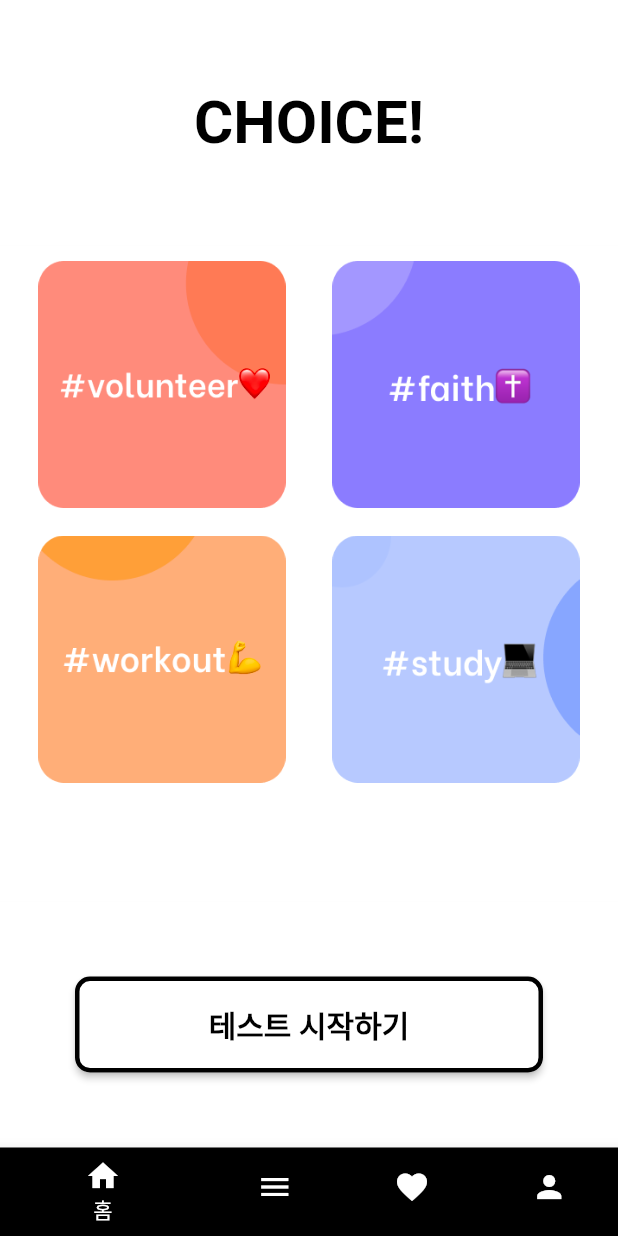
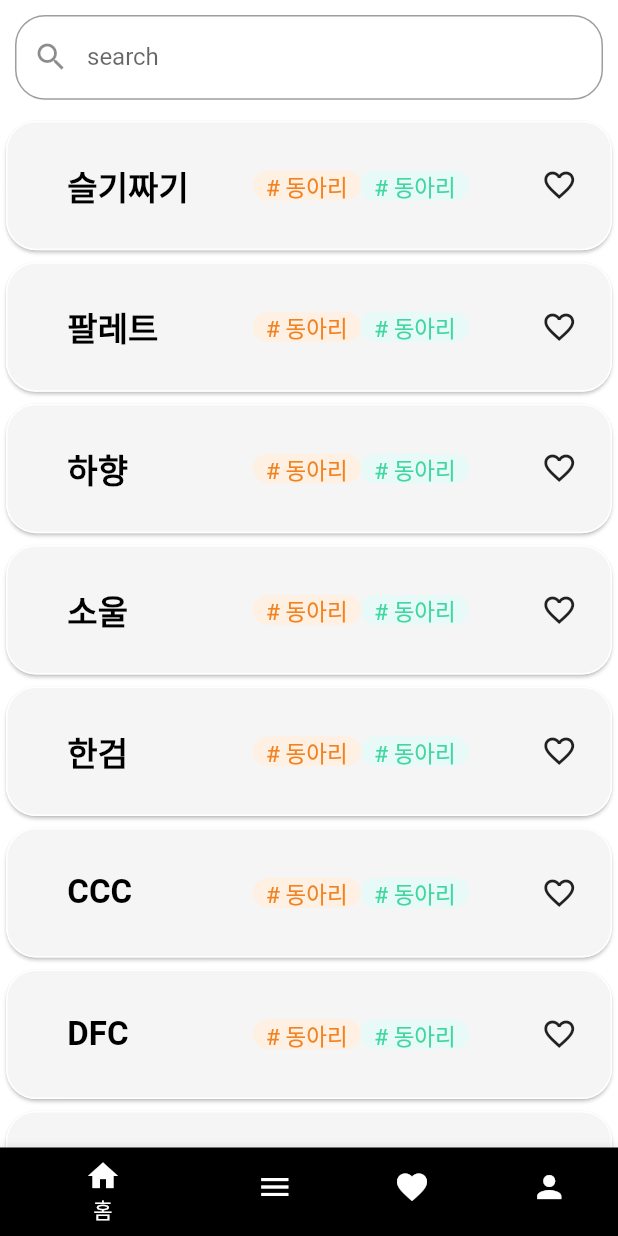
Before and after one commit to 2023CHOICE/2023choice, a Flutter app: the screen it shows after launch, on a phone screen of 412 x 824 dp. Run offline on Flutter 3.47's test engine with Material 2 defaults, Android fonts, the phone set to English and light mode, and no system bars.

Commit message:
add list.dart

```diff
--- /dev/null
+++ b/choice/lib/func/list.dart
@@ -0,0 +1,370 @@
+import 'package:flutter/material.dart';
+
+class Listview extends StatelessWidget {
+  const Listview({Key? key}) : super(key: key);
+
+  @override
+  Widget build(BuildContext context) {
+    return const MaterialApp(
+      home: ListViewPage(),
+    );
+  }
+}
+
+class ListViewPage extends StatefulWidget {
+  const ListViewPage({Key? key}) : super(key: key);
+
+  @override
+  State<ListViewPage> createState() => _ListViewPageState();
+}
+
+class _ListViewPageState extends State<ListViewPage> {
+  int _selectedIndex = 0;
+  static const TextStyle optionStyle =
+  TextStyle(fontSize: 30, fontWeight: FontWeight.bold);
+
+  void _onItemTapped(int index) {
+    setState(() {
+      _selectedIndex = index;
+    });
+  }
+
+  var titleList = [
+    '슬기짜기',
+    '팔레트',
+    '하향',
+    '소울',
+    '한검',
+    'CCC',
+    'DFC',
+    'H-Millan',
+    '오케스트라'
+  ];
+
+  var description = [
+    '# 동아리',
+    '# 동아리',
+    '# 동아리',
+    '# 동아리',
+    '# 동아리',
+    '# 동아리',
+    '# 동아리',
+    '# 동아리',
+    '# 동아리'
+  ];
+
+  var imageList = ['assets/images/1.png'];
+
+  var likeList = [];
+
+  get trailing => null;
+
+
+  void showPopup(context, title, image, description) {
+    showDialog(
+      context: context,
+      builder: (context) {
+        return Dialog(
+          child: Container(
+            width: MediaQuery
+                .of(context)
+                .size
+                .width * 0.7,
+            height: 200,
+            decoration: BoxDecoration(
+                borderRadius: BorderRadius.circular(30), color: Colors.white),
+            child: Column(
+              children: [
+                const SizedBox(
+                    height: 30
+                ),
+                Text(
+                  title,
+                  style: const TextStyle(
+                      fontSize: 25,
+                      fontWeight: FontWeight.bold,
+                      color: Colors.black),
+                ),
+                Padding(
+                  padding: const EdgeInsets.all(8),
+                  child: Text(
+                    description,
+                    maxLines: 3,
+                    style: TextStyle(fontSize: 15, color: Colors.grey[500]),
+                    textAlign: TextAlign.center,
+                  ),
+                ),
+                IconButton(
+                    color: Colors.black,
+                    icon: const Icon(Icons.close),
+                    onPressed: () {
+                      Navigator.pop(context);
+                    }
+                ),
+              ],
+            ),
+          ),
+        );
+      },
+    );
+  }
+
+  @override
+  Widget build(BuildContext context) {
+    bool selected = true;
+    Icon first_icon = Icon(Icons.favorite_border);
+    Icon second_icon = Icon(Icons.favorite);
+    final deviceHeight = MediaQuery.of(context).size.height;
+    final standardDeviceHeight = 900;
+    final deviceWidth = MediaQuery.of(context).size.width;
+    final standardDeviceWidth = 400;
+    double width = MediaQuery.of(context).size.width * 0.6;
+    return Scaffold(
+      body: SafeArea(
+        child: Column(
+          crossAxisAlignment: CrossAxisAlignment.stretch,
+          children: <Widget>[
+            Expanded(
+              flex: 1,
+              child: Container(
+                padding: EdgeInsets.all(10),
+                color: Colors.white,
+                child: TextField(
+                  onChanged: (value) {},
+                  decoration: new InputDecoration(
+                    prefixIcon: Icon(Icons.search),
+                    labelText: 'search',
+                    enabledBorder: OutlineInputBorder(
+                      borderRadius: BorderRadius.all(Radius.circular(20)),
+                      borderSide: BorderSide(
+                        color: Colors.grey,
+                      ),
+                    ),
+                  ),
+                ),
+              ),
+            ),
+            Expanded(
+              flex: 9,
+              child: Container(
+                color: Colors.white,
+                child: ListView.builder(
+                  itemCount: titleList.length,
+                  itemBuilder: (context, index) {
+                    return InkWell(
+                      onTap: () {
+                        debugPrint(titleList[index]);
+                        showPopup(context, titleList[index], imageList[index],
+                            description[index]);
+                      },
+                      child: Card(
+                        color: Color(0xffF5F5F5),
+                        shape: RoundedRectangleBorder(
+                          side: BorderSide(
+                            color: Theme.of(context).colorScheme.outline,
+                          ),
+                          borderRadius:
+                              const BorderRadius.all(Radius.circular(20)),
+                        ),
+                        child: Row(
+                          children: [
+                            SizedBox(
+                                height:
+                                    50 * (deviceHeight / standardDeviceHeight),
+                                width:
+                                    30 * (deviceWidth / standardDeviceWidth)),
+                            Padding(
+                              padding: const EdgeInsets.all(10),
+                              child: Column(
+                                children: [
+                                  SizedBox(
+                                      height: 10 *
+                                          (deviceHeight /
+                                              standardDeviceHeight)),
+                                  Row(
+                                    children: [
+                                      SizedBox(
+                                        width: 120 *
+                                            (deviceWidth / standardDeviceWidth),
+                                        child: Text(
+                                          titleList[index],
+                                          style: const TextStyle(
+                                              fontSize: 22,
+                                              fontWeight: FontWeight.bold,
+                                              color: Colors.black),
+                                        ),
+                                      ),
+
+                                      SizedBox(
+                                        width: 70 *
+                                            (deviceWidth / standardDeviceWidth),
+                                        child: Container(
+                                          child: Text(
+                                            description[index],
+                                            textAlign: TextAlign.center,
+                                            style: TextStyle(
+                                                fontSize: 15,
+                                                color: Color(0xffF28220)),
+                                          ),
+                                          //margin: const EdgeInsets.all(10.0),
+                                          width: 100.0,
+                                          height: 20.0,
+                                          decoration: BoxDecoration(
+                                            color: Color(0xffFEF0E3),
+                                            borderRadius:
+                                                BorderRadius.circular(20),
+                                          ),
+                                        ),
+                                      ),
+                                      SizedBox(
+                                        width: 70 *
+                                            (deviceWidth / standardDeviceWidth),
+                                        child: Container(
+                                          child: Text(
+                                            description[index],
+                                            textAlign: TextAlign.center,
+                                            style: TextStyle(
+                                                fontSize: 15,
+                                                color: Color(0xff3FD69F)),
+                                          ),
+                                          //margin: const EdgeInsets.all(10.0),
+                                          width: 100.0,
+                                          height: 20.0,
+                                          decoration: BoxDecoration(
+                                            color: Color(0xffE7FAF7),
+                                            borderRadius:
+                                                BorderRadius.circular(20),
+                                          ),
+                                        ),
+                                      ),
+
+                                      // color: Color(0xffFEF0E3) //주황 배경
+                                      // color: Color(0xffE7FAF7) //초록 배경
+                                      SizedBox(
+                                        width: 35 *
+                                            (deviceWidth / standardDeviceWidth),
+                                      ),
+                                      IconButton(
+                                          icon: selected
+                                              ? first_icon
+                                              : second_icon,
+                                          onPressed: () {
+                                            try {
+                                              // your code that you want this IconButton do
+                                              setState(() {
+                                                selected  = !selected;
+                                              });
+                                            } catch(e) {
+                                              print(e);
+                                            }
+                                          }),
+                                    ],
+                                  ),
+                                  SizedBox(
+                                      height: 10 *
+                                          (deviceHeight /
+                                              standardDeviceHeight)),
+                                ], //children
+                              ),
+                            ),
+                          ],
+                        ),
+                      ),
+                    );
+                  },
+                ),
+              ),
+            ),
+          ],
+        ),
+      ),
+      bottomNavigationBar: BottomNavigationBar(
+        items: const <BottomNavigationBarItem>[
+          BottomNavigationBarItem(
+            icon: Icon(Icons.home),
+            label: '홈',
+            backgroundColor: Colors.black,
+          ),
+          BottomNavigationBarItem(
+            icon: Icon(Icons.menu),
+            label: '리스트',
+            backgroundColor: Colors.black,
+          ),
+          BottomNavigationBarItem(
+            icon: Icon(Icons.favorite),
+            label: '찜',
+            backgroundColor: Colors.black,
+          ),
+          BottomNavigationBarItem(
+            icon: Icon(Icons.person),
+            label: '프로필',
+            backgroundColor: Colors.black,
+          ),
+        ],
+        currentIndex: _selectedIndex,
+        selectedItemColor: Colors.white,
+        onTap: _onItemTapped,
+      ),
+    );
+  }
+}
+
+class Search extends SearchDelegate {
+  @override
+  List<Widget> buildActions(BuildContext context) {
+    return <Widget>[
+      IconButton(
+        icon: Icon(Icons.close),
+        onPressed: () {
+          query = "";
+        },
+      ),
+    ];
+  }
+
+  @override
+  Widget buildLeading(BuildContext context) {
+    return IconButton(
+      icon: Icon(Icons.arrow_back),
+      onPressed: () {
+        Navigator.pop(context);
+      },
+    );
+  }
+
+  String selectedResult = "";
+
+  @override
+  Widget buildResults(BuildContext context) {
+    return Container(
+      child: Center(
+        child: Text(selectedResult),
+      ),
+    );
+  }
+
+  final List<String> listExample;
+
+  Search(this.listExample);
+
+  @override
+  Widget buildSuggestions(BuildContext context) {
+    List<String> suggestionList = [];
+
+    return ListView.builder(
+      itemCount: suggestionList.length,
+      itemBuilder: (context, index) {
+        return ListTile(
+          title: Text(
+            suggestionList[index],
+          ),
+          leading: query.isEmpty ? Icon(Icons.access_time) : SizedBox(),
+          onTap: () {
+            selectedResult = suggestionList[index];
+            showResults(context);
+          },
+        );
+      },
+    );
+  }
+}
--- a/choice/lib/main.dart
+++ b/choice/lib/main.dart
@@ -1,5 +1,6 @@
 import 'package:flutter/material.dart';
 
 import 'func/home.dart';
+import 'func/list.dart';
 
-void main() => runApp(const Home());
+void main() => runApp(const Listview());
```
